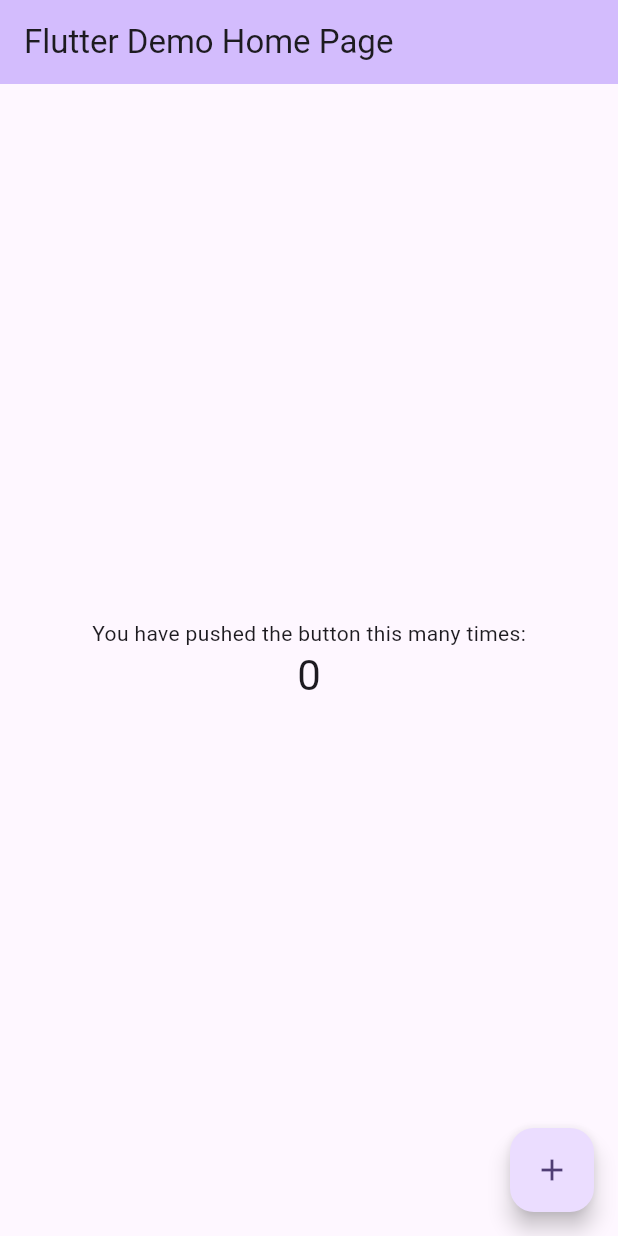
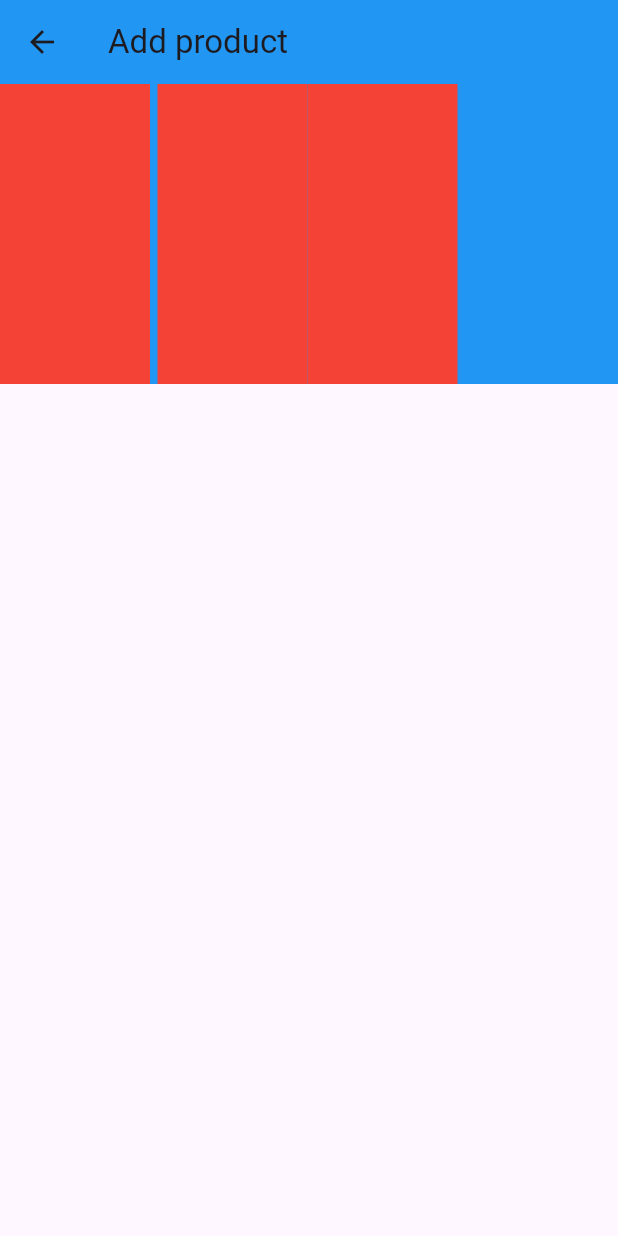
Before and after one commit to Amar-singh-123/shopee_seller_app, a Flutter app: the screen it shows after launch, on a phone screen of 412 x 824 dp. Run offline on Flutter 3.47's test engine with Material 3 defaults, Android fonts, the phone set to English and light mode, and no system bars; our stand-ins replace firebase_core; accounts and stored records are empty.

Commit message:
added a file

```diff
--- a/lib/main.dart
+++ b/lib/main.dart
@@ -1,4 +1,5 @@
 import 'package:flutter/material.dart';
+import 'package:shopee_seller_app/views/product/add_product.dart';
 
 void main() {
   runApp(const MyApp());
@@ -11,115 +12,8 @@
   @override
   Widget build(BuildContext context) {
     return MaterialApp(
-      title: 'Flutter Demo',
-      theme: ThemeData(
-        // This is the theme of your application.
-        //
-        // TRY THIS: Try running your application with "flutter run". You'll see
-        // the application has a purple toolbar. Then, without quitting the app,
-        // try changing the seedColor in the colorScheme below to Colors.green
-        // and then invoke "hot reload" (save your changes or press the "hot
-        // reload" button in a Flutter-supported IDE, or press "r" if you used
-        // the command line to start the app).
-        //
-        // Notice that the counter didn't reset back to zero; the application
-        // state is not lost during the reload. To reset the state, use hot
-        // restart instead.
-        //
-        // This works for code too, not just values: Most code changes can be
-        // tested with just a hot reload.
-        colorScheme: ColorScheme.fromSeed(seedColor: Colors.deepPurple),
-        useMaterial3: true,
-      ),
-      home: const MyHomePage(title: 'Flutter Demo Home Page'),
+      debugShowCheckedModeBanner: false,
+      home: AddProduct(),
     );
   }
 }
-
-class MyHomePage extends StatefulWidget {
-  const MyHomePage({super.key, required this.title});
-
-  // This widget is the home page of your application. It is stateful, meaning
-  // that it has a State object (defined below) that contains fields that affect
-  // how it looks.
-
-  // This class is the configuration for the state. It holds the values (in this
-  // case the title) provided by the parent (in this case the App widget) and
-  // used by the build method of the State. Fields in a Widget subclass are
-  // always marked "final".
-
-  final String title;
-
-  @override
-  State<MyHomePage> createState() => _MyHomePageState();
-}
-
-class _MyHomePageState extends State<MyHomePage> {
-  int _counter = 0;
-
-  void _incrementCounter() {
-    setState(() {
-      // This call to setState tells the Flutter framework that something has
-      // changed in this State, which causes it to rerun the build method below
-      // so that the display can reflect the updated values. If we changed
-      // _counter without calling setState(), then the build method would not be
-      // called again, and so nothing would appear to happen.
-      _counter++;
-    });
-  }
-
-  @override
-  Widget build(BuildContext context) {
-    // This method is rerun every time setState is called, for instance as done
-    // by the _incrementCounter method above.
-    //
-    // The Flutter framework has been optimized to make rerunning build methods
-    // fast, so that you can just rebuild anything that needs updating rather
-    // than having to individually change instances of widgets.
-    return Scaffold(
-      appBar: AppBar(
-        // TRY THIS: Try changing the color here to a specific color (to
-        // Colors.amber, perhaps?) and trigger a hot reload to see the AppBar
-        // change color while the other colors stay the same.
-        backgroundColor: Theme.of(context).colorScheme.inversePrimary,
-        // Here we take the value from the MyHomePage object that was created by
-        // the App.build method, and use it to set our appbar title.
-        title: Text(widget.title),
-      ),
-      body: Center(
-        // Center is a layout widget. It takes a single child and positions it
-        // in the middle of the parent.
-        child: Column(
-          // Column is also a layout widget. It takes a list of children and
-          // arranges them vertically. By default, it sizes itself to fit its
-          // children horizontally, and tries to be as tall as its parent.
-          //
-          // Column has various properties to control how it sizes itself and
-          // how it positions its children. Here we use mainAxisAlignment to
-          // center the children vertically; the main axis here is the vertical
-          // axis because Columns are vertical (the cross axis would be
-          // horizontal).
-          //
-          // TRY THIS: Invoke "debug painting" (choose the "Toggle Debug Paint"
-          // action in the IDE, or press "p" in the console), to see the
-          // wireframe for each widget.
-          mainAxisAlignment: MainAxisAlignment.center,
-          children: <Widget>[
-            const Text(
-              'You have pushed the button this many times:',
-            ),
-            Text(
-              '$_counter',
-              style: Theme.of(context).textTheme.headlineMedium,
-            ),
-          ],
-        ),
-      ),
-      floatingActionButton: FloatingActionButton(
-        onPressed: _incrementCounter,
-        tooltip: 'Increment',
-        child: const Icon(Icons.add),
-      ), // This trailing comma makes auto-formatting nicer for build methods.
-    );
-  }
-}
--- /dev/null
+++ b/lib/views/product/add_product.dart
@@ -0,0 +1,55 @@
+import 'package:flutter/material.dart';
+
+class AddProduct extends StatefulWidget {
+  const AddProduct({super.key});
+
+  @override
+  State<AddProduct> createState() => _AddProductState();
+}
+
+class _AddProductState extends State<AddProduct> {
+  @override
+  Widget build(BuildContext context) {
+    return Scaffold(
+      appBar: AppBar(
+        backgroundColor: Colors.blue,
+        leading: Icon(Icons.arrow_back_outlined),
+        title: Text("Add product"),
+      ),
+      body: Expanded(
+        child: ListView(
+          children: [
+            Container(
+              height: 200,
+              width: 200,
+              color: Colors.blue,
+              child: ListView(
+                scrollDirection: Axis.horizontal,
+                children: [
+                  Container(
+                    height: 100,
+                    width: 100,
+                    color: Colors.red,
+                  ),
+                  SizedBox(
+                    width: 5,
+                  ),
+                  Container(
+                    height: 100,
+                    width: 100,
+                    color: Colors.red,
+                  ),
+                  Container(
+                    height: 100,
+                    width: 100,
+                    color: Colors.red,
+                  ),
+                ],
+              ),
+            )
+          ],
+        ),
+      ),
+    );
+  }
+}
--- a/pubspec.yaml
+++ b/pubspec.yaml
@@ -19,7 +19,7 @@ publish_to: 'none' # Remove this line if you wish to publish to pub.dev
 version: 1.0.0+1
 
 environment:
-  sdk: '>=3.3.0 <4.0.0'
+  sdk: '>=3.1.2 <4.0.0'
 
 # Dependencies specify other packages that your package needs in order to work.
 # To automatically upgrade your package dependencies to the latest versions
```
Also changed, not shown: pubspec.lock.
